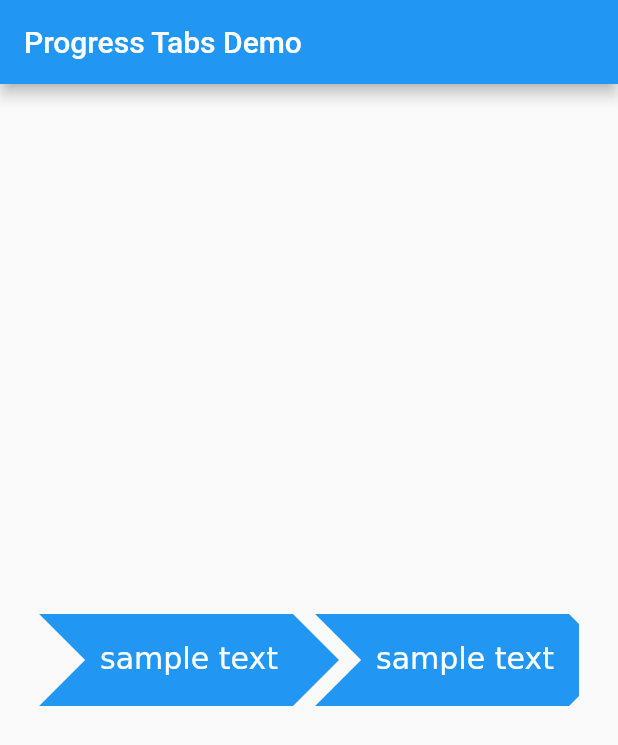
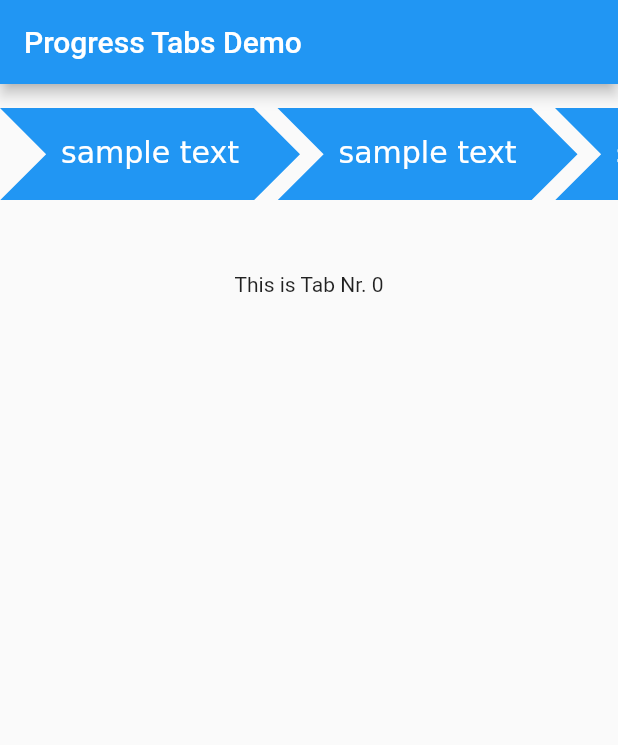
Before and after one commit to underwhelmingToaster/progress_tab_bar, a Flutter app: the screen it shows after launch, on a phone screen of 412 x 824 dp. Shown: the top 745 px of the screen. Run offline on Flutter 3.47's test engine with Material 2 defaults, Android fonts, the light colour scheme and no system bars; missing offline and left inert: flutter_shapes.

Commit message:
improved example main

```diff
--- a/example/lib/main.dart
+++ b/example/lib/main.dart
@@ -20,7 +20,6 @@ class MyApp extends StatelessWidget {
 
 class MyHomePage extends StatefulWidget {
   const MyHomePage({Key? key, required this.title}) : super(key: key);
-
   final String title;
 
   @override
@@ -28,10 +27,7 @@ class MyHomePage extends StatefulWidget {
 }
 
 class _MyHomePageState extends State<MyHomePage> {
-  void _incrementCounter() {
-    setState(() {
-    });
-  }
+  int _selectedTab = 0;
 
   @override
   Widget build(BuildContext context) {
@@ -39,24 +35,50 @@ class _MyHomePageState extends State<MyHomePage> {
       appBar: AppBar(
         title: Text(widget.title),
       ),
-      body: Center(
-        child: Padding(
-          padding: const EdgeInsets.all(26),
+      body: Column(
+        children: [
+          Padding(
+            padding: const EdgeInsets.symmetric(vertical: 16),
             child: ProgressTabBar(
-            spacing: 15,
+                spacing: 16,
                 children: [
                   ProgressTab(
-                onPressed: () {}
+                      onPressed: () {
+                        setState(() {
+                          _selectedTab = 0;
+                        });
+                      }
                   ),
                   ProgressTab(
-                onPressed: () {}
+                      onPressed: () {
+                        setState(() {
+                          _selectedTab = 1;
+                        });
+                      }
                   ),
                   ProgressTab(
-                onPressed: () {}
+                      onPressed: () {
+                        setState(() {
+                          _selectedTab = 2;
+                        });
+                      }
                   ),
-            ]
+                ],
             ),
-        )
+          ),
+          Container(
+            child: content(_selectedTab),
+          ),
+        ],
+      ),
+    );
+  }
+
+  Widget content (int tabNr) {
+    return Padding(
+      padding: const EdgeInsets.symmetric(vertical: 32),
+      child: Center(
+          child: Text("This is Tab Nr. ${tabNr.toString()}")
       ),
     );
   }
```
Lines whose indentation alone changed are shown as unchanged.
